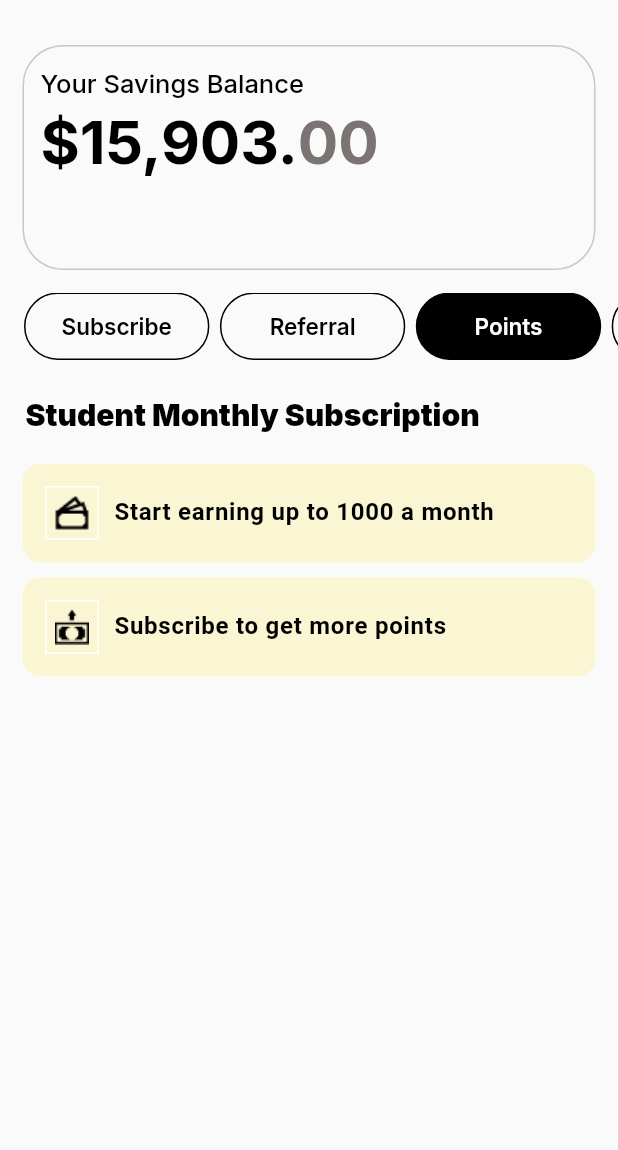
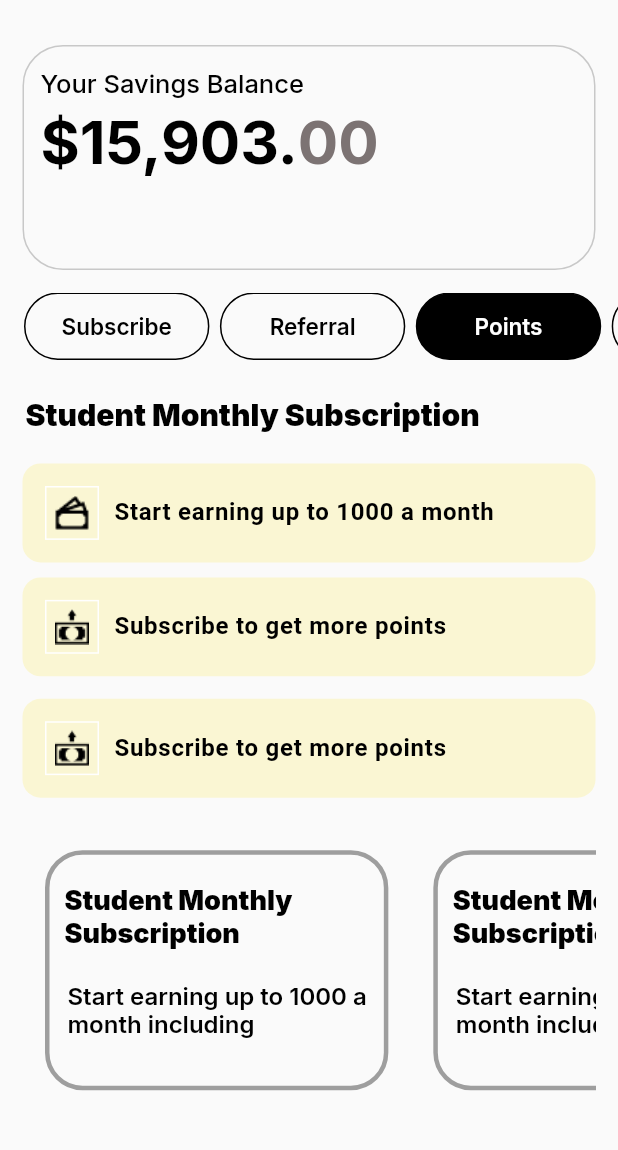
Before and after one commit to officiallykbk/StudentPay, a Flutter app: the ReferralOptionPage screen opened directly, after a tap on "Points", on a phone screen of 412 x 824 dp, the part 84-1234 px from its top. Run offline on Flutter 3.47's test engine with Material 2 defaults, Android fonts, the phone set to English and light mode, and no system bars; our stand-ins replace flutter_svg, google_fonts.

Commit message:
added the points screen

```diff
--- a/lib/Earn_Screen_Folder/Option_pages/Points_options.dart
+++ b/lib/Earn_Screen_Folder/Option_pages/Points_options.dart
@@ -5,6 +5,8 @@ import 'package:google_fonts/google_fonts.dart';
 import 'package:students_pay/Earn_Screen_Folder/components/Savings_field.dart';
 import 'package:students_pay/Earn_Screen_Folder/components/options.dart';
 import 'package:students_pay/Earn_Screen_Folder/components/subscriptionInfo.dart';
+import 'package:students_pay/Earn_Screen_Folder/widgets/Points_screen_widget/points_screen_container.dart';
+import 'package:students_pay/Earn_Screen_Folder/widgets/custom_rounded_button.dart';
 
 class PointsOptionPage extends StatefulWidget {
   const PointsOptionPage({super.key});
@@ -159,7 +161,40 @@ class _PontsPageState extends State<PointsOptionPage> {
               ),
             ),
           ),
-          SizedBox(height: 20),
+          SizedBox(height: 15),
+          Padding(
+            padding: const EdgeInsets.only(left: 15, right: 15),
+            child: SubscriptionInfo(
+              info: 'Subscribe to get more points',
+              icon: Image.asset(
+                'assets/images/cash.png',
+                width: 24,
+                height: 24,
+              ),
+            ),
+          ),
+          Padding(
+            padding: const EdgeInsets.only(left: 15, right: 15, top: 20),
+            child: SingleChildScrollView(
+              scrollDirection: Axis.horizontal,
+              child: Row(
+                children: [
+                  //create a container with aborder of width 3 and outlineborder of  color grey with texts ina column inside it let the container be height 200 and width 120 and wrap the container with  a singlechildscrollview
+                  PointsScreenContainer(),
+                  PointsScreenContainer(),
+                  PointsScreenContainer(),
+                  PointsScreenContainer(),
+                ],
+              ),
+            ),
+          ),
+          SizedBox(
+            height: 30,
+          ),
+          CustomRoundedButton(),
+          SizedBox(
+            height: 30,
+          ),
         ],
       ),
     );
--- a/lib/Earn_Screen_Folder/Option_pages/referral_options.dart
+++ b/lib/Earn_Screen_Folder/Option_pages/referral_options.dart
@@ -158,12 +158,8 @@ class _ReferralOptionPageState extends State<ReferralOptionPage> {
               padding: const EdgeInsets.only(left: 15, right: 15),
               child: SubscriptionInfo(
                 info: 'Subscribe to get more points',
-                icon: Image.asset(
-                  'assets/images/cash.png', // Replace with your image path
-                  width: 24, // Adjust the width as needed
-                  height: 24, // Adjust the height as needed
-                  // Add any decoration if needed
-                ),
+                icon: Image.asset('assets/images/cash.png',
+                    width: 24, height: 24),
               ),
             ),
             SizedBox(height: 20),
--- /dev/null
+++ b/lib/Earn_Screen_Folder/widgets/Points_screen_widget/points_screen_container.dart
@@ -0,0 +1,58 @@
+// ignore_for_file: prefer_const_constructors
+
+import 'package:flutter/material.dart';
+import 'package:google_fonts/google_fonts.dart';
+
+class PointsScreenContainer extends StatelessWidget {
+  const PointsScreenContainer({super.key});
+
+  @override
+  Widget build(BuildContext context) {
+    Size screenSize = MediaQuery.of(context).size;
+    return Padding(
+      padding: const EdgeInsets.all(15.0),
+      child: Container(
+        height: 160,
+        width: screenSize.width / 1.8,
+        decoration: BoxDecoration(
+          border: Border.all(
+            color: Colors.grey,
+            width: 3,
+          ),
+          borderRadius: BorderRadius.circular(25),
+        ),
+        child: Column(
+          children: [
+            Padding(
+              padding: const EdgeInsets.only(top: 20, left: 10, right: 10),
+              child: Text(
+                'Student Monthly Subscription',
+                style: GoogleFonts.inter(
+                  textStyle: TextStyle(
+                    color: Color(0xFF000000),
+                    fontSize: 18,
+                    fontWeight: FontWeight.w900,
+                  ),
+                ),
+              ),
+            ),
+            SizedBox(height: 20),
+            Padding(
+              padding: const EdgeInsets.only(left: 12, right: 10),
+              child: Text(
+                'Start earning up to 1000 a month including ',
+                style: GoogleFonts.inter(
+                  textStyle: TextStyle(
+                    color: Color(0xFF000000),
+                    fontSize: 16,
+                    fontWeight: FontWeight.w600,
+                  ),
+                ),
+              ),
+            ),
+          ],
+        ),
+      ),
+    );
+  }
+}
--- /dev/null
+++ b/lib/Earn_Screen_Folder/widgets/custom_rounded_button.dart
@@ -0,0 +1,48 @@
+// ignore_for_file: prefer_const_constructors
+
+import 'package:flutter/material.dart';
+import 'package:google_fonts/google_fonts.dart';
+
+class CustomRoundedButton extends StatelessWidget {
+  const CustomRoundedButton({super.key});
+
+  @override
+  Widget build(BuildContext context) {
+    return Padding(
+      padding: const EdgeInsets.all(18.0),
+      child: Container(
+        height: 65,
+        decoration: BoxDecoration(
+          color: Colors.black,
+          border: const Border.fromBorderSide(
+            BorderSide(style: BorderStyle.solid),
+          ),
+          borderRadius: BorderRadius.circular(30),
+        ),
+        child: Row(
+          mainAxisAlignment: MainAxisAlignment.spaceEvenly,
+          children: [
+            IconButton(
+              onPressed: () {},
+              icon: Icon(Icons.arrow_back_ios_new),
+              color: Colors.white,
+            ),
+            Padding(
+              padding: const EdgeInsets.only(right: 30),
+              child: Text(
+                'Subscribe',
+                style: GoogleFonts.inter(
+                  textStyle: TextStyle(
+                    color: Colors.white,
+                    fontSize: 18,
+                    fontWeight: FontWeight.bold,
+                  ),
+                ),
+              ),
+            ),
+          ],
+        ),
+      ),
+    );
+  }
+}
```
